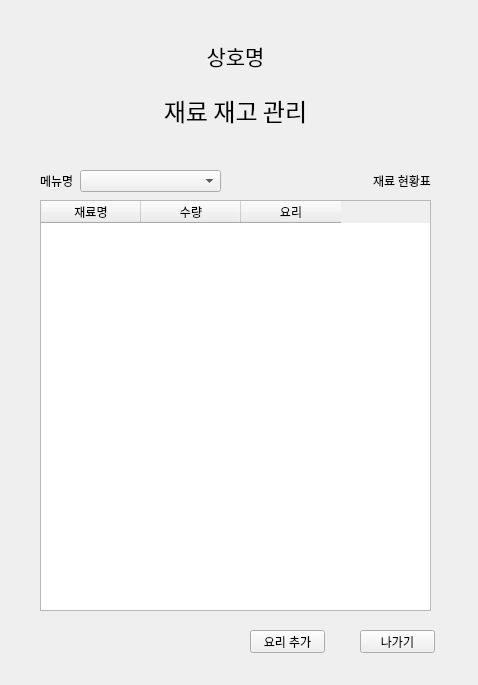
The window that ui/main.ui (ElisaBluebell/project7smartstore) describes before a commit, drawn with Qt 5.
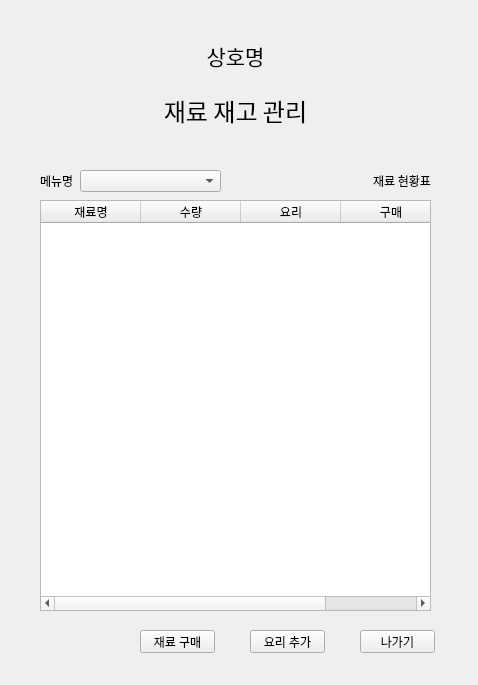
The same window after the commit.

Patch:
```diff
--- a/ui/main.ui
+++ b/ui/main.ui
@@ -354,6 +354,24 @@
        <string>요리</string>
       </property>
      </column>
+     <column>
+      <property name="text">
+       <string>구매</string>
+      </property>
+     </column>
+    </widget>
+    <widget class="QPushButton" name="buy_ingredient">
+     <property name="geometry">
+      <rect>
+       <x>130</x>
+       <y>620</y>
+       <width>75</width>
+       <height>23</height>
+      </rect>
+     </property>
+     <property name="text">
+      <string>재료 구매</string>
+     </property>
     </widget>
    </widget>
   </widget>
```
